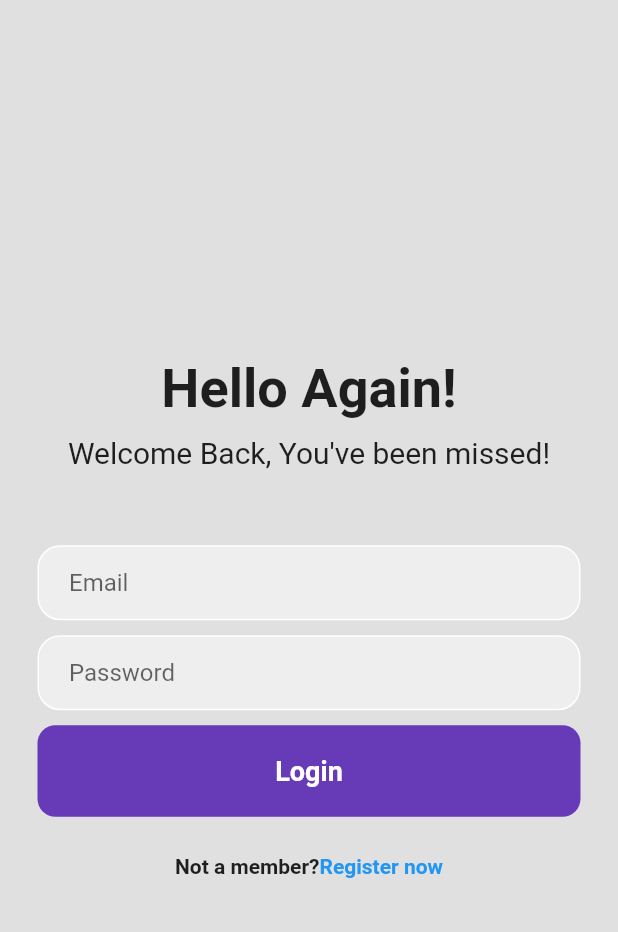
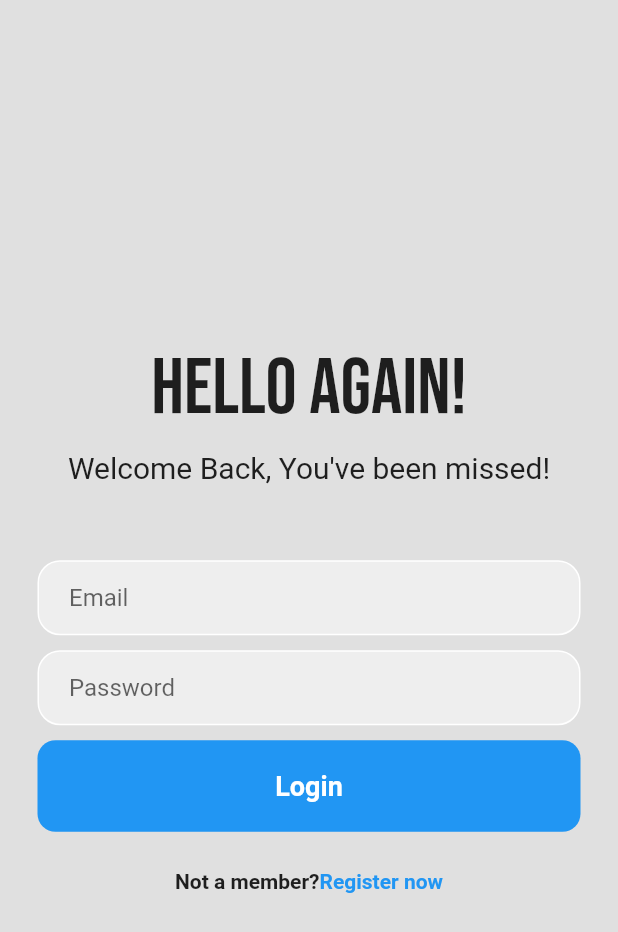
Before and after one commit to IlyasHere/StudyGetx, a Flutter app: the screen it shows after launch, on a phone screen of 412 x 824 dp. Shown: the top 932 px of the screen. Run offline on Flutter 3.47's test engine with Material 2 defaults, Android fonts, the phone set to English and light mode, and no system bars; our stand-ins replace cloud_firestore, firebase_auth, firebase_core, firebase_messaging, flutter_local_notifications, get and 1 more; accounts and stored records are empty.

Commit message:
style: rapihin ui

```diff
--- a/lib/auth/login_page.dart
+++ b/lib/auth/login_page.dart
@@ -1,8 +1,17 @@
 // ignore_for_file: prefer_const_literals_to_create_immutables
 
 import 'package:firebase_auth/firebase_auth.dart';
+import 'package:firebase_core/firebase_core.dart';
+import 'package:firebase_messaging/firebase_messaging.dart';
 import 'package:flutter/material.dart';
-import 'package:get/get.dart';
+import 'package:google_fonts/google_fonts.dart';
+
+import '../models/push_notifcation_config.dart';
+
+// Future<void> _firebaseMessagingBackgroundHandler(message) async {
+//   await Firebase.initializeApp();
+//   print('Handling a background message ${message.messageId}');
+// }
 
 class LoginPage extends StatefulWidget {
   final VoidCallback showRegisterPage;
@@ -17,6 +26,13 @@ class _LoginPageState extends State<LoginPage> {
   final _passwordController = TextEditingController();
 
   Future signIn() async{
+    // WidgetsFlutterBinding.ensureInitialized();
+    // await Firebase.initializeApp();
+    // await Firebase.initializeApp();
+    // await PushNotificationConfig().requestPermission();
+    // await PushNotificationConfig().androidNotificationChanel();
+    // FirebaseMessaging.onBackgroundMessage(_firebaseMessagingBackgroundHandler);
+
     await FirebaseAuth.instance.signInWithEmailAndPassword(
         email: _emailController.text.trim(),
         password: _passwordController.text.trim()
@@ -42,9 +58,9 @@ class _LoginPageState extends State<LoginPage> {
               // Hello Again
               Text(
                 'Hello Again!',
-                style: TextStyle(
-                  fontWeight: FontWeight.bold,
-                  fontSize: 36,
+
+                style: GoogleFonts.bebasNeue(
+                  fontSize: 52,
                 ),
               ),
               SizedBox(
@@ -119,7 +135,7 @@ class _LoginPageState extends State<LoginPage> {
                   child: Container(
                     padding: EdgeInsets.all(20),
                     decoration: BoxDecoration(
-                      color: Colors.deepPurple,
+                      color: Colors.blue,
                       borderRadius: BorderRadius.circular(12),
                     ),
                     child: Center(
--- a/lib/auth/register_page.dart
+++ b/lib/auth/register_page.dart
@@ -146,6 +146,7 @@ class _RegisterPageState extends State<RegisterPage> {
                       onTap: signUp,
                       child: Container(
                         padding: EdgeInsets.all(20),
+                        margin: EdgeInsets.only(top: 10),
                         decoration: BoxDecoration(
                           color: Colors.deepPurple,
                           borderRadius: BorderRadius.circular(12),
--- a/lib/controllers/cart_controller.dart
+++ b/lib/controllers/cart_controller.dart
@@ -1,4 +1,3 @@
-import 'package:flutter/services.dart';
 import 'package:flutter_getx/models/product_model.dart';
 import 'package:get/get.dart';
 
--- a/lib/main.dart
+++ b/lib/main.dart
@@ -3,7 +3,6 @@ import 'package:firebase_messaging/firebase_messaging.dart';
 import 'package:flutter/material.dart';
 import 'package:flutter_getx/auth/main_page.dart';
 import 'package:get/get.dart';
-import 'firebase_options.dart';
 import 'models/push_notifcation_config.dart';
 
 Future<void> _firebaseMessagingBackgroundHandler(message) async {
--- a/lib/screens/catalog_screen.dart
+++ b/lib/screens/catalog_screen.dart
@@ -7,6 +7,7 @@ import 'cart_screen.dart';
 
 class CatalogScreen extends StatelessWidget {
   const CatalogScreen({Key? key}) : super(key: key);
+
   @override
   Widget build(BuildContext context) {
     final user = FirebaseAuth.instance.currentUser!;
--- a/lib/widgets/cart_total.dart
+++ b/lib/widgets/cart_total.dart
@@ -8,9 +8,13 @@ class CartTotal extends StatelessWidget {
 
   @override
   Widget build(BuildContext context) {
+    final currentWidth = MediaQuery.of(context).size.width;
     return Obx(
           () => Container(
-        padding: const EdgeInsets.symmetric(horizontal: 75),
+        padding: EdgeInsets.symmetric(
+          horizontal:  currentWidth > 600 ? 225 : 75,
+          vertical: 20
+        ),
         child: Row(
           mainAxisAlignment: MainAxisAlignment.spaceBetween,
           children: [
```
Also changed, not shown: lib/screens/cart_screen.dart (+7 -7 lines), lib/widgets/cart_product.dart (+9 -5 lines), lib/widgets/catalog_product.dart (+26 -16 lines).
